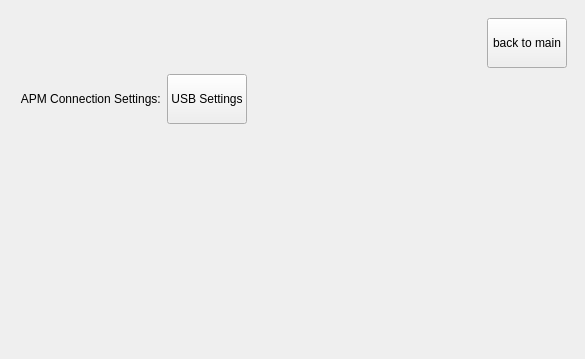
The window that mainwindow.ui (CHRISIzzDA/APM_Qt_UI_v1) describes before a commit, drawn with Qt 5.
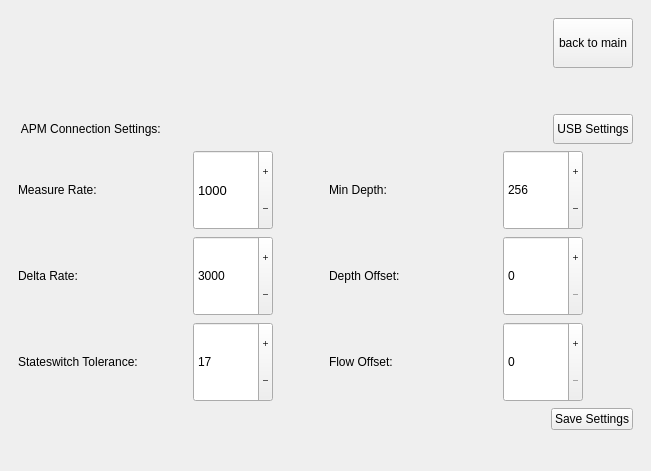
The same window after the commit. The open tabs and pages were chosen to show the change.

Diff of the .ui file:
```diff
--- a/mainwindow.ui
+++ b/mainwindow.ui
@@ -6,16 +6,16 @@
    <rect>
     <x>0</x>
     <y>0</y>
-    <width>585</width>
-    <height>359</height>
+    <width>651</width>
+    <height>471</height>
    </rect>
   </property>
   <property name="windowTitle">
    <string>APM-UI</string>
   </property>
   <widget class="QWidget" name="centralwidget">
-   <layout class="QGridLayout" name="gridLayout">
-    <item row="0" column="0">
+   <layout class="QHBoxLayout" name="horizontalLayout_15">
+    <item>
      <widget class="QStackedWidget" name="sw_main">
       <property name="currentIndex">
        <number>0</number>
@@ -81,32 +81,36 @@
       <widget class="QWidget" name="Settings">
        <layout class="QVBoxLayout" name="verticalLayout_2">
         <item>
-         <layout class="QHBoxLayout" name="horizontalLayout_2">
+         <layout class="QHBoxLayout" name="horizontalLayout_18">
           <item>
-           <spacer name="horizontalSpacer">
-            <property name="orientation">
-             <enum>Qt::Horizontal</enum>
-            </property>
-            <property name="sizeHint" stdset="0">
-             <size>
-              <width>40</width>
-              <height>20</height>
-             </size>
-            </property>
-           </spacer>
-          </item>
-          <item>
-           <widget class="QPushButton" name="pb_back_settings">
-            <property name="minimumSize">
-             <size>
-              <width>50</width>
-              <height>50</height>
-             </size>
-            </property>
-            <property name="text">
-             <string>back to main</string>
-            </property>
-           </widget>
+           <layout class="QHBoxLayout" name="horizontalLayout_2">
+            <item>
+             <spacer name="horizontalSpacer">
+              <property name="orientation">
+               <enum>Qt::Horizontal</enum>
+              </property>
+              <property name="sizeHint" stdset="0">
+               <size>
+                <width>40</width>
+                <height>20</height>
+               </size>
+              </property>
+             </spacer>
+            </item>
+            <item>
+             <widget class="QPushButton" name="pb_back_settings">
+              <property name="minimumSize">
+               <size>
+                <width>50</width>
+                <height>50</height>
+               </size>
+              </property>
+              <property name="text">
+               <string>back to main</string>
+              </property>
+             </widget>
+            </item>
+           </layout>
           </item>
          </layout>
         </item>
@@ -115,13 +119,10 @@
           <property name="orientation">
            <enum>Qt::Vertical</enum>
           </property>
-          <property name="sizeType">
-           <enum>QSizePolicy::Expanding</enum>
-          </property>
           <property name="sizeHint" stdset="0">
            <size>
-            <width>20</width>
-            <height>100</height>
+            <width>251</width>
+            <height>51</height>
            </size>
           </property>
          </spacer>
@@ -138,6 +139,19 @@
             </property>
            </widget>
           </item>
+          <item>
+           <spacer name="horizontalSpacer_13">
+            <property name="orientation">
+             <enum>Qt::Horizontal</enum>
+            </property>
+            <property name="sizeHint" stdset="0">
+             <size>
+              <width>30</width>
+              <height>20</height>
+             </size>
+            </property>
+           </spacer>
+          </item>
           <item>
            <widget class="QPushButton" name="pb_usb_settings">
             <property name="sizePolicy">
@@ -148,8 +162,8 @@
             </property>
             <property name="minimumSize">
              <size>
-              <width>0</width>
-              <height>50</height>
+              <width>80</width>
+              <height>30</height>
              </size>
             </property>
             <property name="text">
@@ -157,6 +171,395 @@
             </property>
            </widget>
           </item>
+         </layout>
+        </item>
+        <item>
+         <layout class="QHBoxLayout" name="horizontalLayout_19">
+          <item>
+           <layout class="QHBoxLayout" name="horizontalLayout_10">
+            <item>
+             <widget class="QLabel" name="label_4">
+              <property name="text">
+               <string>Measure Rate:</string>
+              </property>
+             </widget>
+            </item>
+            <item>
+             <spacer name="horizontalSpacer_11">
+              <property name="orientation">
+               <enum>Qt::Horizontal</enum>
+              </property>
+              <property name="sizeHint" stdset="0">
+               <size>
+                <width>40</width>
+                <height>20</height>
+               </size>
+              </property>
+             </spacer>
+            </item>
+            <item>
+             <widget class="QSpinBox" name="sb_measureRate">
+              <property name="minimumSize">
+               <size>
+                <width>80</width>
+                <height>80</height>
+               </size>
+              </property>
+              <property name="font">
+               <font>
+                <pointsize>10</pointsize>
+                <italic>false</italic>
+                <kerning>true</kerning>
+               </font>
+              </property>
+              <property name="cursor">
+               <cursorShape>ArrowCursor</cursorShape>
+              </property>
+              <property name="tabletTracking">
+               <bool>false</bool>
+              </property>
+              <property name="buttonSymbols">
+               <enum>QAbstractSpinBox::PlusMinus</enum>
+              </property>
+              <property name="maximum">
+               <number>9999</number>
+              </property>
+              <property name="value">
+               <number>1000</number>
+              </property>
+             </widget>
+            </item>
+            <item>
+             <spacer name="horizontalSpacer_16">
+              <property name="orientation">
+               <enum>Qt::Horizontal</enum>
+              </property>
+              <property name="sizeType">
+               <enum>QSizePolicy::Preferred</enum>
+              </property>
+              <property name="sizeHint" stdset="0">
+               <size>
+                <width>50</width>
+                <height>20</height>
+               </size>
+              </property>
+             </spacer>
+            </item>
+           </layout>
+          </item>
+          <item>
+           <layout class="QHBoxLayout" name="horizontalLayout_14">
+            <item>
+             <widget class="QLabel" name="label_7">
+              <property name="text">
+               <string>Min Depth:</string>
+              </property>
+             </widget>
+            </item>
+            <item>
+             <spacer name="horizontalSpacer_10">
+              <property name="orientation">
+               <enum>Qt::Horizontal</enum>
+              </property>
+              <property name="sizeHint" stdset="0">
+               <size>
+                <width>40</width>
+                <height>20</height>
+               </size>
+              </property>
+             </spacer>
+            </item>
+            <item>
+             <widget class="QSpinBox" name="sb_depthLimit">
+              <property name="minimumSize">
+               <size>
+                <width>80</width>
+                <height>80</height>
+               </size>
+              </property>
+              <property name="buttonSymbols">
+               <enum>QAbstractSpinBox::PlusMinus</enum>
+              </property>
+              <property name="maximum">
+               <number>9999</number>
+              </property>
+              <property name="value">
+               <number>256</number>
+              </property>
+             </widget>
+            </item>
+            <item>
+             <spacer name="horizontalSpacer_19">
+              <property name="orientation">
+               <enum>Qt::Horizontal</enum>
+              </property>
+              <property name="sizeType">
+               <enum>QSizePolicy::Preferred</enum>
+              </property>
+              <property name="sizeHint" stdset="0">
+               <size>
+                <width>50</width>
+                <height>20</height>
+               </size>
+              </property>
+             </spacer>
+            </item>
+           </layout>
+          </item>
+         </layout>
+        </item>
+        <item>
+         <layout class="QHBoxLayout" name="horizontalLayout_20">
+          <item>
+           <layout class="QHBoxLayout" name="horizontalLayout_11">
+            <item>
+             <widget class="QLabel" name="label_5">
+              <property name="text">
+               <string>Delta Rate:</string>
+              </property>
+             </widget>
+            </item>
+            <item>
+             <spacer name="horizontalSpacer_12">
+              <property name="orientation">
+               <enum>Qt::Horizontal</enum>
+              </property>
+              <property name="sizeHint" stdset="0">
+               <size>
+                <width>40</width>
+                <height>20</height>
+               </size>
+              </property>
+             </spacer>
+            </item>
+            <item>
+             <widget class="QSpinBox" name="sb_deltaRate">
+              <property name="minimumSize">
+               <size>
+                <width>80</width>
+                <height>80</height>
+               </size>
+              </property>
+              <property name="buttonSymbols">
+               <enum>QAbstractSpinBox::PlusMinus</enum>
+              </property>
+              <property name="maximum">
+               <number>9999</number>
+              </property>
+              <property name="value">
+               <number>3000</number>
+              </property>
+             </widget>
+            </item>
+            <item>
+             <spacer name="horizontalSpacer_17">
+              <property name="orientation">
+               <enum>Qt::Horizontal</enum>
+              </property>
+              <property name="sizeType">
+               <enum>QSizePolicy::Preferred</enum>
+              </property>
+              <property name="sizeHint" stdset="0">
+               <size>
+                <width>50</width>
+                <height>20</height>
+               </size>
+              </property>
+             </spacer>
+            </item>
+           </layout>
+          </item>
+          <item>
+           <layout class="QHBoxLayout" name="horizontalLayout_16">
+            <item>
+             <widget class="QLabel" name="label_8">
+              <property name="text">
+               <string>Depth Offset:</string>
+              </property>
+             </widget>
+            </item>
+            <item>
+             <spacer name="horizontalSpacer_14">
+              <property name="orientation">
+               <enum>Qt::Horizontal</enum>
+              </property>
+              <property name="sizeHint" stdset="0">
+               <size>
+                <width>40</width>
+                <height>20</height>
+               </size>
+              </property>
+             </spacer>
+            </item>
+            <item>
+             <widget class="QSpinBox" name="sb_depthOffset">
+              <property name="minimumSize">
+               <size>
+                <width>80</width>
+                <height>80</height>
+               </size>
+              </property>
+              <property name="buttonSymbols">
+               <enum>QAbstractSpinBox::PlusMinus</enum>
+              </property>
+              <property name="maximum">
+               <number>9999</number>
+              </property>
+              <property name="value">
+               <number>0</number>
+              </property>
+             </widget>
+            </item>
+            <item>
+             <spacer name="horizontalSpacer_20">
+              <property name="orientation">
+               <enum>Qt::Horizontal</enum>
+              </property>
+              <property name="sizeType">
+               <enum>QSizePolicy::Preferred</enum>
+              </property>
+              <property name="sizeHint" stdset="0">
+               <size>
+                <width>50</width>
+                <height>20</height>
+               </size>
+              </property>
+             </spacer>
+            </item>
+           </layout>
+          </item>
+         </layout>
+        </item>
+        <item>
+         <layout class="QHBoxLayout" name="horizontalLayout_21">
+          <item>
+           <layout class="QHBoxLayout" name="horizontalLayout_13">
+            <item>
+             <widget class="QLabel" name="label_6">
+              <property name="text">
+               <string>Stateswitch Tolerance:</string>
+              </property>
+             </widget>
+            </item>
+            <item>
+             <spacer name="horizontalSpacer_9">
+              <property name="orientation">
+               <enum>Qt::Horizontal</enum>
+              </property>
+              <property name="sizeHint" stdset="0">
+               <size>
+                <width>40</width>
+                <height>20</height>
+               </size>
+              </property>
+             </spacer>
+            </item>
+            <item>
+             <widget class="QSpinBox" name="sb_stateSwitchTol">
+              <property name="minimumSize">
+               <size>
+                <width>80</width>
+                <height>80</height>
+               </size>
+              </property>
+              <property name="buttonSymbols">
+               <enum>QAbstractSpinBox::PlusMinus</enum>
+              </property>
+              <property name="maximum">
+               <number>9999</number>
+              </property>
+              <property name="value">
+               <number>17</number>
+              </property>
+             </widget>
+            </item>
+            <item>
+             <spacer name="horizontalSpacer_18">
+              <property name="orientation">
+               <enum>Qt::Horizontal</enum>
+              </property>
+              <property name="sizeType">
+               <enum>QSizePolicy::Preferred</enum>
+              </property>
+              <property name="sizeHint" stdset="0">
+               <size>
+                <width>50</width>
+                <height>20</height>
+               </size>
+              </property>
+             </spacer>
+            </item>
+           </layout>
+          </item>
+          <item>
+           <layout class="QHBoxLayout" name="horizontalLayout_17">
+            <item>
+             <widget class="QLabel" name="label_9">
+              <property name="text">
+               <string>Flow Offset:</string>
+              </property>
+             </widget>
+            </item>
+            <item>
+             <spacer name="horizontalSpacer_15">
+              <property name="orientation">
+               <enum>Qt::Horizontal</enum>
+              </property>
+              <property name="sizeHint" stdset="0">
+               <size>
+                <width>40</width>
+                <height>20</height>
+               </size>
+              </property>
+             </spacer>
+            </item>
+            <item>
+             <widget class="QSpinBox" name="sb_flowOffset">
+              <property name="minimumSize">
+               <size>
+                <width>80</width>
+                <height>80</height>
+               </size>
+              </property>
+              <property name="buttonSymbols">
+               <enum>QAbstractSpinBox::PlusMinus</enum>
+              </property>
+              <property name="accelerated">
+               <bool>false</bool>
+              </property>
+              <property name="showGroupSeparator" stdset="0">
+               <bool>false</bool>
+              </property>
+              <property name="maximum">
+               <number>9999</number>
+              </property>
+              <property name="value">
+               <number>0</number>
+              </property>
+             </widget>
+            </item>
+            <item>
+             <spacer name="horizontalSpacer_21">
+              <property name="orientation">
+               <enum>Qt::Horizontal</enum>
+              </property>
+              <property name="sizeType">
+               <enum>QSizePolicy::Preferred</enum>
+              </property>
+              <property name="sizeHint" stdset="0">
+               <size>
+                <width>50</width>
+                <height>20</height>
+               </size>
+              </property>
+             </spacer>
+            </item>
+           </layout>
+          </item>
+         </layout>
+        </item>
+        <item>
+         <layout class="QHBoxLayout" name="horizontalLayout_12">
           <item>
            <spacer name="horizontalSpacer_4">
             <property name="orientation">
@@ -170,6 +573,13 @@
             </property>
            </spacer>
           </item>
+          <item>
+           <widget class="QPushButton" name="pb_saveSettings">
+            <property name="text">
+             <string>Save Settings</string>
+            </property>
+           </widget>
+          </item>
          </layout>
         </item>
         <item>
@@ -179,8 +589,8 @@
           </property>
           <property name="sizeHint" stdset="0">
            <size>
-            <width>20</width>
-            <height>420</height>
+            <width>549</width>
+            <height>33</height>
            </size>
           </property>
          </spacer>
```
Left out of the diff: 94 changed lines with no effect on the pictures.
